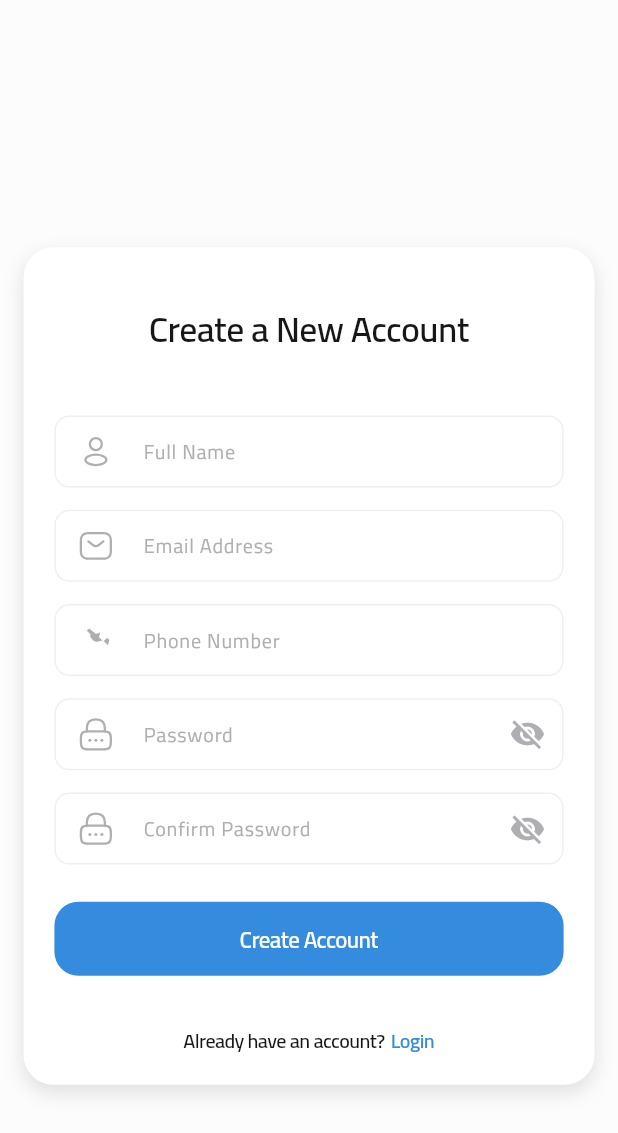
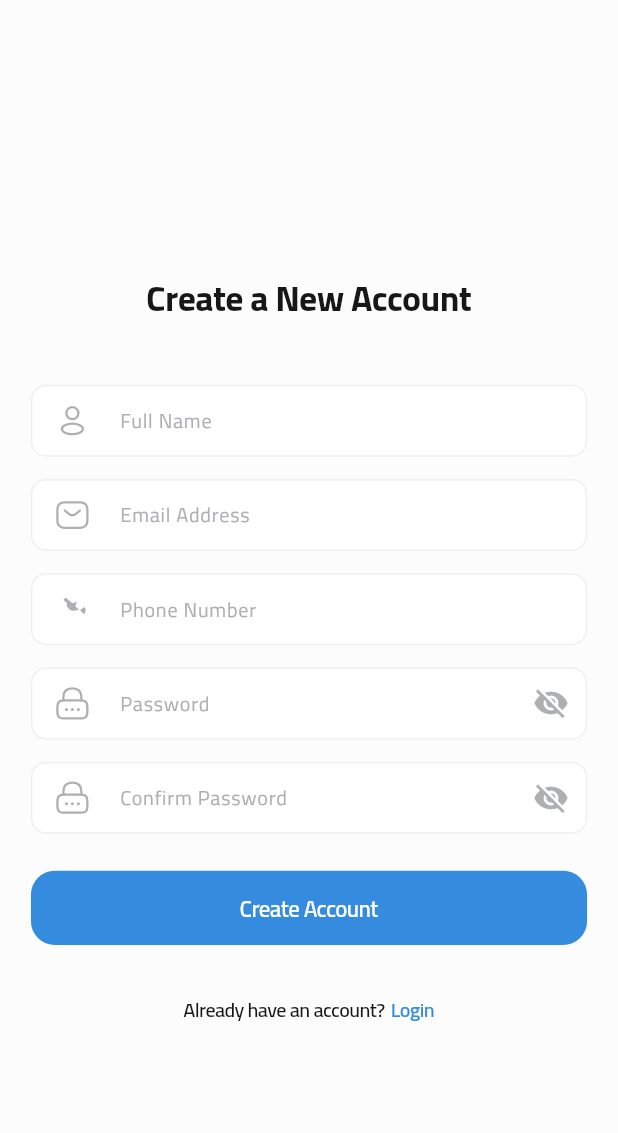
Before and after one commit to meory101/adplus-mobile, a Flutter app: the RegisterScreen screen opened by its route, on a phone screen of 412 x 824 dp. Shown: the top 1133 px of the screen. Run offline on Flutter 3.47's test engine with Material 3 defaults, Android fonts, the phone set to English and light mode, and no system bars; our stand-ins replace cached_network_image, carousel_slider, connectivity_plus, dartz, dots_indicator, dropdown_button2 and 11 more; missing offline and left inert: dynamic_height_grid_view, flutter_exit_app; accounts and stored records are empty; network calls fail.

Commit message:
added cycle

```diff
--- a/lib/core/api/api_url.dart
+++ b/lib/core/api/api_url.dart
@@ -21,7 +21,6 @@ class ApiUrl {
       baseUrl = firstBaseUrl;
     }
 
-    print(baseUrl + _link);
     return Uri.parse(baseUrl + _link);
   }
 
--- a/lib/core/widget/container/dialog_container.dart
+++ b/lib/core/widget/container/dialog_container.dart
@@ -39,7 +39,7 @@ class DialogContainer extends StatelessWidget {
   @override
   Widget build(BuildContext context) {
     return Container(
-      // height: AppHeightManager.h100,
+      height: AppHeightManager.h100,
       width: AppWidthManager.w100,
       margin: EdgeInsets.only(
         top: AppHeightManager.h9,
--- a/lib/core/widget/form_field/app_form_field.dart
+++ b/lib/core/widget/form_field/app_form_field.dart
@@ -1,5 +1,4 @@
 import 'package:flutter/material.dart';
-
 import '../../resource/color_manager.dart';
 import '../../resource/font_manager.dart';
 import '../../resource/size_manager.dart';
@@ -25,7 +24,7 @@ class AppTextFormField extends StatelessWidget {
   final int? maxLines;
   final int? minLines;
   final Widget? prefixIcon;
-  final TextStyle? hintStyle, style;
+  final TextStyle? hintStyle;
   final String? hintText;
   final bool? outlinedBorder;
   final bool? expand;
@@ -34,14 +33,14 @@ class AppTextFormField extends StatelessWidget {
   final EdgeInsetsGeometry? contentPadding;
   final bool? filled;
   final bool? readOnly;
-  final GlobalKey<FormState>? formKey;
+  final TextStyle? style;
+  final void Function()? onTap;
 
   const AppTextFormField(
       {Key? key,
         this.borderRadius,
         this.minLines,
         this.filled,
-        this.style,
         this.readOnly,
         this.enabled,
         this.suffixIcon,
@@ -49,9 +48,9 @@ class AppTextFormField extends StatelessWidget {
         this.expand,
         this.contentPadding,
         this.controller,
-        this.formKey,
         this.obscureText,
         this.autoFoucs,
+        this.onTap,
         this.validator,
         this.hintStyle,
         this.editingComplete,
@@ -61,7 +60,8 @@ class AppTextFormField extends StatelessWidget {
         this.textAlignVertical,
         this.focusNode,
         this.labelText,
-        this.textColor,
+        this.style,
+        this.textColor = AppColorManager.textAppColor,
         this.labelColor,
         this.onFilledSubmited,
         this.initialValue,
@@ -73,13 +73,13 @@ class AppTextFormField extends StatelessWidget {
 
   @override
   Widget build(BuildContext context) {
-    return Form(
-      key: formKey,
-      child: TextFormField(
+    return TextFormField(
+      onTap: onTap,
       key: Key(initialValue ?? ""),
       readOnly: readOnly ?? false,
       textAlignVertical: textAlignVertical,
       onFieldSubmitted: onFilledSubmited,
+      cursorColor: AppColorManager.mainColor,
       validator: validator,
       controller: controller,
       focusNode: focusNode,
@@ -100,13 +100,15 @@ class AppTextFormField extends StatelessWidget {
         hintText: hintText,
         suffixIcon: suffixIcon,
         prefixIcon: prefixIcon,
-          hintStyle: hintStyle,
+        hintStyle: hintStyle ??TextStyle(
+            color: AppColorManager.textGrey,
+            fontSize: FontSizeManager.fs15
+        ),
         prefixIconColor: Colors.grey,
         suffixIconColor: Colors.grey,
         contentPadding: contentPadding ??
             EdgeInsets.symmetric(
-                  horizontal: AppWidthManager.w3,
-                  vertical: AppHeightManager.h1),
+                horizontal: AppWidthManager.w3, vertical: AppHeightManager.h1),
         labelText: labelText,
         labelStyle: TextStyle(
             color: labelColor,
@@ -117,19 +119,20 @@ class AppTextFormField extends StatelessWidget {
           fontSize: FontSizeManager.fs14,
           fontFamily: FontFamilyManager.cairo,
         ),
+        errorBorder: OutlineInputBorder(
+            borderRadius: BorderRadius.all(Radius.circular(
+                borderRadius != null ? borderRadius! : AppRadiusManager.r10)),
+            borderSide:  const BorderSide(
+              color: AppColorManager.red,
+            )),
         enabledBorder: OutlineInputBorder(
             borderRadius: BorderRadius.all(Radius.circular(
                 borderRadius != null ? borderRadius! : AppRadiusManager.r10)),
             borderSide: BorderSide(
               color: AppColorManager.lightGreyOpacity6,
             )),
-          errorBorder: OutlineInputBorder(
-              borderRadius: BorderRadius.all(Radius.circular(
-                  borderRadius != null ? borderRadius! : AppRadiusManager.r10)),
-              borderSide: BorderSide(
-                color: AppColorManager.red,
-              )),
         disabledBorder: OutlineInputBorder(
+
             borderRadius: BorderRadius.all(Radius.circular(
                 borderRadius != null ? borderRadius! : AppRadiusManager.r10)),
             borderSide: const BorderSide(
@@ -139,8 +142,9 @@ class AppTextFormField extends StatelessWidget {
         focusedBorder: OutlineInputBorder(
             borderRadius: BorderRadius.all(Radius.circular(
                 borderRadius != null ? borderRadius! : AppRadiusManager.r10)),
-              borderSide: BorderSide(
-                color: AppColorManager.lightGreyOpacity6,
+            borderSide: const BorderSide(
+              // color: AppColorManager.black,
+              color: AppColorManager.grey,
             )),
         border: OutlineInputBorder(
             borderRadius: BorderRadius.all(Radius.circular(
@@ -153,8 +157,8 @@ class AppTextFormField extends StatelessWidget {
           TextStyle(
               color: textColor,
               fontSize: FontSizeManager.fs15,
+
               fontFamily: FontFamilyManager.cairo),
-      ),
     );
   }
 }
--- a/lib/core/widget/form_field/title_app_form_filed.dart
+++ b/lib/core/widget/form_field/title_app_form_filed.dart
@@ -58,14 +58,12 @@ class TitleAppFormFiled extends StatelessWidget {
         ),
         SizedBox(
           child: AppTextFormField(
-            formKey: formKey,
             controller: controller,
-
             style: style,
             readOnly: readOnly,
             suffixIcon: suffixIcon != null && onIconTaped != null
                 ? InkWell(
-              overlayColor: const MaterialStatePropertyAll(
+              overlayColor: const WidgetStatePropertyAll(
                   AppColorManager.transparent),
               onTap: onIconTaped,
               child: Padding(
--- a/lib/feature/advertisement/data/datasource/remote/advertisement_remote.dart
+++ b/lib/feature/advertisement/data/datasource/remote/advertisement_remote.dart
@@ -22,9 +22,6 @@ class AdvertisementRemoteImplement extends AdvertisementRemote {
     final response = await ApiMethods().post(
         body: entity.toJson(),
         url: ApiGetUrl.getCategoryAttributes);
-    print(jsonDecode(response.body));
-    print(response.statusCode);
-    print("-----------------------");
     if (ApiStatusCode.success().contains(response.statusCode)) {
       return getCategoryAttributesResponseEntityFromJson(response.body);
     } else {
--- a/lib/feature/authentication/presentation/screen/register_screen.dart
+++ b/lib/feature/authentication/presentation/screen/register_screen.dart
@@ -27,27 +27,11 @@ class _RegisterScreenState extends State<RegisterScreen> {
   Widget build(BuildContext context) {
     return Scaffold(
       body: SingleChildScrollView(
-        child: Container(
-          decoration: BoxDecoration(
-            color: AppColorManager.background,
-          ),
-          child: Container(
-            margin: EdgeInsets.symmetric(
-              horizontal: AppWidthManager.w3Point8,
-              vertical: AppHeightManager.h20,
-            ),
-            padding: EdgeInsets.all(AppWidthManager.w5),
-            decoration: BoxDecoration(
-              color: AppColorManager.white,
-              borderRadius:
-                  BorderRadius.all(Radius.circular(AppRadiusManager.r20)),
-              boxShadow: [
-                BoxShadow(
-                  color: Colors.grey.withOpacity(0.3),
-                  blurRadius: 10,
-                  offset: const Offset(0, 5),
-                ),
-              ],
+        child: Padding(
+          padding:  EdgeInsets.only(
+              top: AppHeightManager.h20,
+              left: AppWidthManager.w5,
+              right: AppWidthManager.w5
           ),
           child: Column(
             mainAxisSize: MainAxisSize.min,
@@ -57,7 +41,7 @@ class _RegisterScreenState extends State<RegisterScreen> {
                 text: "Create a New Account",
                 color: AppColorManager.textAppColor,
                 fontSize: FontSizeManager.fs20,
-                  fontWeight: FontWeight.w600,
+                fontWeight: FontWeight.w700,
               ),
               SizedBox(height: AppHeightManager.h5),
               AppTextFormField(
@@ -219,7 +203,7 @@ class _RegisterScreenState extends State<RegisterScreen> {
                   InkWell(
                     onTap: () {
                       Navigator.of(context)
-                            .pushReplacementNamed(RouteNamedScreens.login);
+                          .pushNamed(RouteNamedScreens.advertisementLanguage);;
                     },
                     child: AppTextWidget(
                       text: "Login",
@@ -234,7 +218,6 @@ class _RegisterScreenState extends State<RegisterScreen> {
           ),
         ),
       ),
-      ),
     );
   }
 }
```
Also changed, not shown: lib/feature/advertisement/presentation/screen/category_attribute_form_screen.dart (+37 -21 lines), lib/feature/authentication/presentation/screen/login_screen.dart (+6 -25 lines), lib/feature/main/presentation/screen/main_bottom_app_bar.dart (+9 -3 lines). Lines whose indentation alone changed are shown as unchanged.
